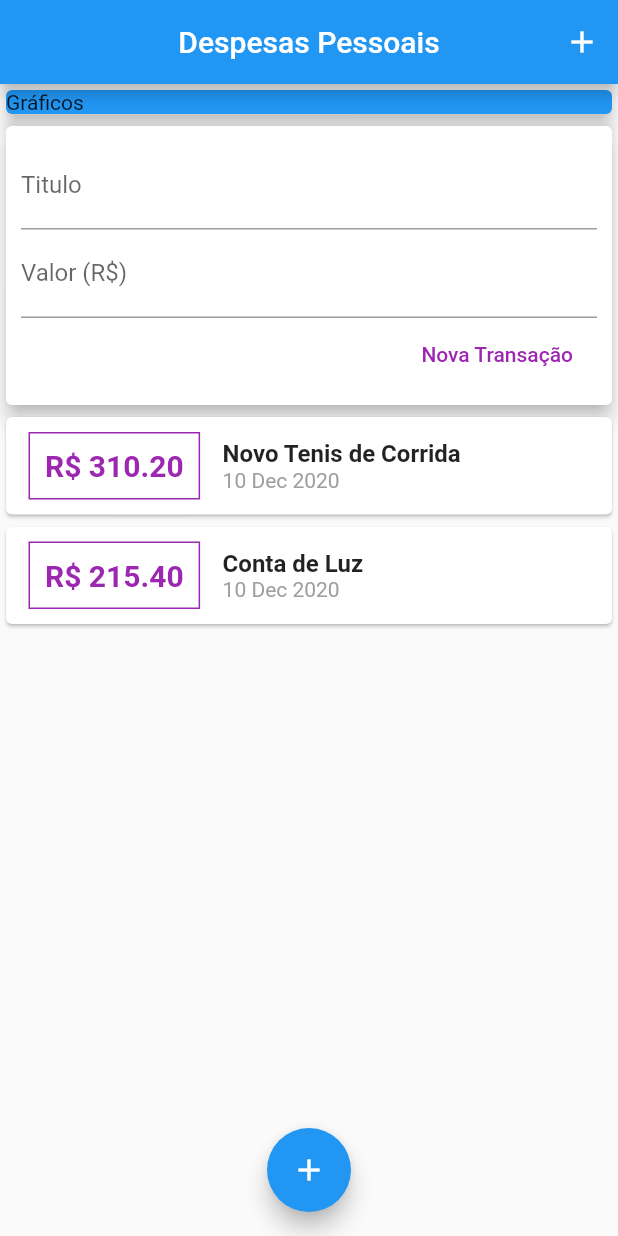
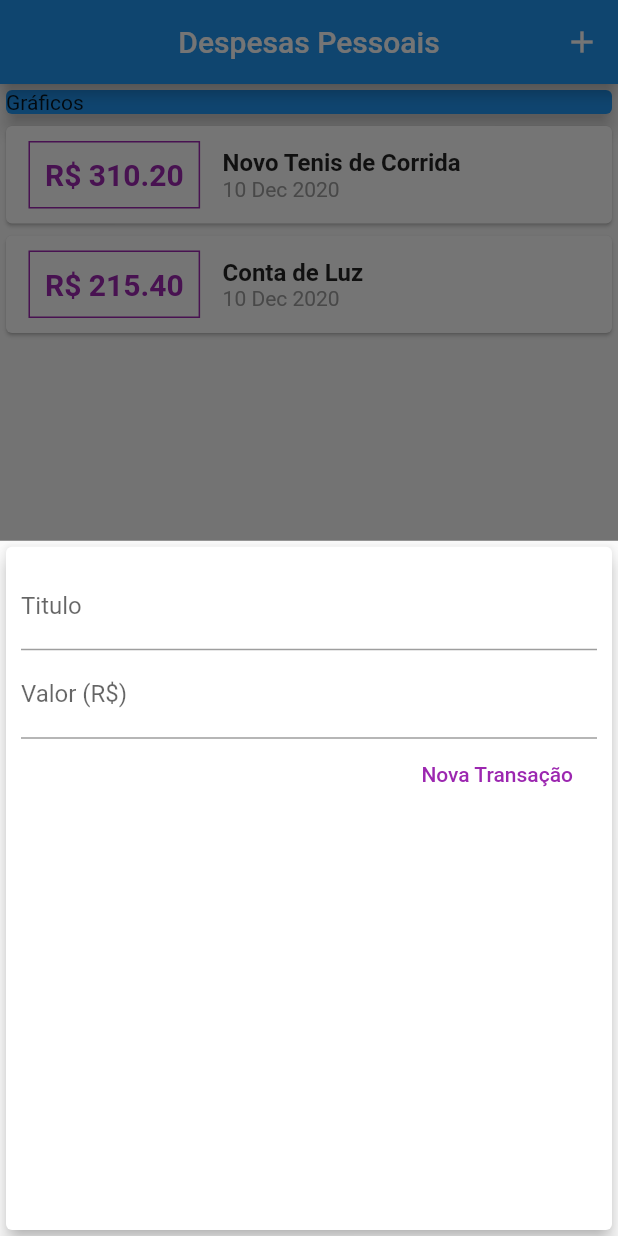
Before and after one commit to gblnovaes/expenses_flutter_app, a Flutter app: the screen it shows after launch, after a tap on the "add" icon, on a phone screen of 412 x 824 dp. Run offline on Flutter 3.47's test engine with Material 2 defaults, Android fonts, the phone set to English and light mode, and no system bars.

```diff
--- a/lib/components/transaction_form.dart
+++ b/lib/components/transaction_form.dart
@@ -1,11 +1,18 @@
 import 'package:flutter/material.dart';
 
-class TransactionForm extends StatelessWidget {
-  final titleController = TextEditingController();
-  final valueController = TextEditingController();
+class TransactionForm extends StatefulWidget {
   final void Function(String, double) onSubmit;
 
   TransactionForm(this.onSubmit);
+
+  @override
+  _TransactionFormState createState() => _TransactionFormState();
+}
+
+class _TransactionFormState extends State<TransactionForm> {
+  final titleController = TextEditingController();
+
+  final valueController = TextEditingController();
 
   _submitForm() {
     String title = titleController.text;
@@ -14,7 +21,7 @@ class TransactionForm extends StatelessWidget {
     if (title.isEmpty || value <= 0) {
       return;
     }
-    onSubmit(title, value);
+    widget.onSubmit(title, value);
   }
 
   @override
--- a/lib/main.dart
+++ b/lib/main.dart
@@ -1,10 +1,52 @@
-import 'package:expenses_flutter_app/components/transaction_user.dart';
+import 'dart:math';
+
+import 'package:expenses_flutter_app/components/transaction_form.dart';
+import 'package:expenses_flutter_app/components/transaction_list.dart';
+import 'package:expenses_flutter_app/models/transactions.dart';
 import 'package:flutter/material.dart';
 
 main() => runApp(MyHomeApp());
 
-class ExpensesApp extends StatelessWidget {
+class ExpensesApp extends StatefulWidget {
   ExpensesApp({Key key}) : super(key: key);
+
+  @override
+  _ExpensesAppState createState() => _ExpensesAppState();
+}
+
+class _ExpensesAppState extends State<ExpensesApp> {
+  final _transactions = [
+    Transaction(
+      id: 't1',
+      title: 'Novo Tenis de Corrida',
+      value: 310.20,
+      date: DateTime.now(),
+    ),
+    Transaction(
+      id: 't2',
+      title: 'Conta de Luz',
+      value: 215.40,
+      date: DateTime.now(),
+    ),
+  ];
+  _openTransactionFormModal(BuildContext context) {
+    showModalBottomSheet(
+        context: context,
+        builder: (_) {
+          return TransactionForm(_addTransaction);
+        });
+  }
+
+  _addTransaction(String title, double value) {
+    final newTransaction = Transaction(
+      id: Random().nextDouble().toString(),
+      title: title,
+      value: value,
+      date: DateTime.now(),
+    );
+
+    setState(() => {_transactions.add(newTransaction)});
+  }
 
   @override
   Widget build(BuildContext context) {
@@ -12,7 +54,11 @@ class ExpensesApp extends StatelessWidget {
       appBar: AppBar(
         centerTitle: true,
         title: Text("Despesas Pessoais"),
-        actions: [IconButton(icon: Icon(Icons.add), onPressed: () => {})],
+        actions: [
+          IconButton(
+              icon: Icon(Icons.add),
+              onPressed: () => _openTransactionFormModal(context))
+        ],
       ),
       body: SingleChildScrollView(
         child: Column(
@@ -26,13 +72,15 @@ class ExpensesApp extends StatelessWidget {
                 elevation: 5,
               ),
             ),
-            TransactionUser()
+            TransactionList(
+              transactions: _transactions,
+            ),
           ],
         ),
       ),
       floatingActionButton: FloatingActionButton(
         child: Icon(Icons.add),
-        onPressed: () => {},
+        onPressed: () => _openTransactionFormModal(context),
       ),
       floatingActionButtonLocation: FloatingActionButtonLocation.centerFloat,
     );
```
